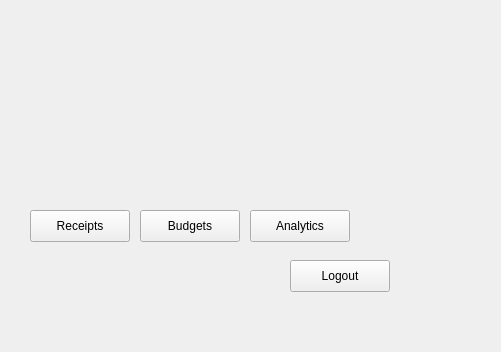
First picture: the form in frontend/ReceiptVault/DashboardPage.ui, repository IsaiahIruoha/receiptvault, before the edit.
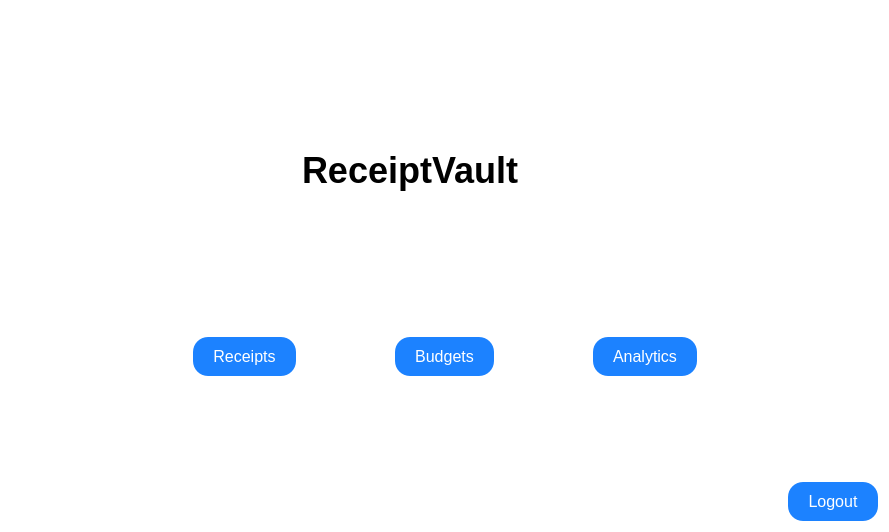
Second picture: the form after the edit.

Commit message: added overhaul to analytics page

```diff
--- a/frontend/ReceiptVault/DashboardPage.ui
+++ b/frontend/ReceiptVault/DashboardPage.ui
@@ -6,71 +6,279 @@
    <rect>
     <x>0</x>
     <y>0</y>
-    <width>501</width>
-    <height>352</height>
+    <width>889</width>
+    <height>532</height>
    </rect>
   </property>
-  <property name="maximumSize">
-   <size>
-    <width>501</width>
-    <height>352</height>
-   </size>
-  </property>
   <property name="windowTitle">
    <string>Form</string>
   </property>
-  <widget class="QPushButton" name="viewReceiptsButton">
-   <property name="geometry">
-    <rect>
-     <x>30</x>
-     <y>210</y>
-     <width>100</width>
-     <height>32</height>
-    </rect>
-   </property>
-   <property name="text">
-    <string>Receipts</string>
-   </property>
-  </widget>
-  <widget class="QPushButton" name="viewAnalyticsButton">
-   <property name="geometry">
-    <rect>
-     <x>250</x>
-     <y>210</y>
-     <width>100</width>
-     <height>32</height>
-    </rect>
-   </property>
-   <property name="text">
-    <string>Analytics</string>
-   </property>
-  </widget>
-  <widget class="QPushButton" name="viewBudgetsButton">
-   <property name="geometry">
-    <rect>
-     <x>140</x>
-     <y>210</y>
-     <width>100</width>
-     <height>32</height>
-    </rect>
-   </property>
-   <property name="text">
-    <string>Budgets</string>
-   </property>
-  </widget>
-  <widget class="QPushButton" name="logoutButton">
-   <property name="geometry">
-    <rect>
-     <x>290</x>
-     <y>260</y>
-     <width>100</width>
-     <height>32</height>
-    </rect>
-   </property>
-   <property name="text">
-    <string>Logout</string>
-   </property>
-  </widget>
+  <property name="styleSheet">
+   <string notr="true">QWidget {
+    background-color: white;
+}</string>
+  </property>
+  <layout class="QGridLayout" name="gridLayout">
+   <item row="0" column="1">
+    <spacer name="verticalSpacer_4">
+     <property name="orientation">
+      <enum>Qt::Orientation::Vertical</enum>
+     </property>
+     <property name="sizeHint" stdset="0">
+      <size>
+       <width>20</width>
+       <height>40</height>
+      </size>
+     </property>
+    </spacer>
+   </item>
+   <item row="2" column="1">
+    <spacer name="verticalSpacer_2">
+     <property name="orientation">
+      <enum>Qt::Orientation::Vertical</enum>
+     </property>
+     <property name="sizeHint" stdset="0">
+      <size>
+       <width>20</width>
+       <height>40</height>
+      </size>
+     </property>
+    </spacer>
+   </item>
+   <item row="3" column="2">
+    <layout class="QHBoxLayout" name="horizontalLayout_2">
+     <item>
+      <widget class="QPushButton" name="viewAnalyticsButton">
+       <property name="styleSheet">
+        <string notr="true">QPushButton {
+    background-color: rgb(28, 130, 255);
+    border: none;
+    border-radius: 15px;
+    color: white;
+    padding: 10px 20px;
+    font-size: 16px;
+}
+
+QPushButton:hover {
+    background-color: rgb(33, 145, 255);
+}
+
+QPushButton:pressed {
+    background-color: rgb(23, 110, 230);
+}</string>
+       </property>
+       <property name="text">
+        <string>Analytics</string>
+       </property>
+      </widget>
+     </item>
+     <item>
+      <spacer name="horizontalSpacer_3">
+       <property name="orientation">
+        <enum>Qt::Orientation::Horizontal</enum>
+       </property>
+       <property name="sizeHint" stdset="0">
+        <size>
+         <width>40</width>
+         <height>20</height>
+        </size>
+       </property>
+      </spacer>
+     </item>
+    </layout>
+   </item>
+   <item row="4" column="1">
+    <spacer name="verticalSpacer">
+     <property name="orientation">
+      <enum>Qt::Orientation::Vertical</enum>
+     </property>
+     <property name="sizeHint" stdset="0">
+      <size>
+       <width>20</width>
+       <height>40</height>
+      </size>
+     </property>
+    </spacer>
+   </item>
+   <item row="3" column="1">
+    <layout class="QHBoxLayout" name="horizontalLayout_4">
+     <item>
+      <spacer name="horizontalSpacer_5">
+       <property name="orientation">
+        <enum>Qt::Orientation::Horizontal</enum>
+       </property>
+       <property name="sizeHint" stdset="0">
+        <size>
+         <width>40</width>
+         <height>20</height>
+        </size>
+       </property>
+      </spacer>
+     </item>
+     <item>
+      <widget class="QPushButton" name="viewBudgetsButton">
+       <property name="styleSheet">
+        <string notr="true">QPushButton {
+    background-color: rgb(28, 130, 255);
+    border: none;
+    border-radius: 15px;
+    color: white;
+    padding: 10px 20px;
+    font-size: 16px;
+}
+
+QPushButton:hover {
+    background-color: rgb(33, 145, 255);
+}
+
+QPushButton:pressed {
+    background-color: rgb(23, 110, 230);
+}</string>
+       </property>
+       <property name="text">
+        <string>Budgets</string>
+       </property>
+      </widget>
+     </item>
+     <item>
+      <spacer name="horizontalSpacer_6">
+       <property name="orientation">
+        <enum>Qt::Orientation::Horizontal</enum>
+       </property>
+       <property name="sizeHint" stdset="0">
+        <size>
+         <width>40</width>
+         <height>20</height>
+        </size>
+       </property>
+      </spacer>
+     </item>
+    </layout>
+   </item>
+   <item row="3" column="0">
+    <layout class="QHBoxLayout" name="horizontalLayout">
+     <item>
+      <spacer name="horizontalSpacer">
+       <property name="orientation">
+        <enum>Qt::Orientation::Horizontal</enum>
+       </property>
+       <property name="sizeHint" stdset="0">
+        <size>
+         <width>40</width>
+         <height>20</height>
+        </size>
+       </property>
+      </spacer>
+     </item>
+     <item>
+      <widget class="QPushButton" name="viewReceiptsButton">
+       <property name="styleSheet">
+        <string notr="true">QPushButton {
+    background-color: rgb(28, 130, 255);
+    border: none;
+    border-radius: 15px;
+    color: white;
+    padding: 10px 20px;
+    font-size: 16px;
+}
+
+QPushButton:hover {
+    background-color: rgb(33, 145, 255);
+}
+
+QPushButton:pressed {
+    background-color: rgb(23, 110, 230);
+}</string>
+       </property>
+       <property name="text">
+        <string>Receipts</string>
+       </property>
+      </widget>
+     </item>
+    </layout>
+   </item>
+   <item row="1" column="1" alignment="">
+    <widget class="QLabel" name="appTitle">
+     <property name="styleSheet">
+      <string notr="true">QLabel {
+    font-size: 36px;
+    font-weight: bold;
+    color: black;
+    text-align: center;
+    border: none;
+    text-shadow: 1px 1px 2px rgba(0, 0, 0, 0.3);
+}
+</string>
+     </property>
+     <property name="text">
+      <string>ReceiptVault</string>
+     </property>
+    </widget>
+   </item>
+   <item row="4" column="2">
+    <layout class="QVBoxLayout" name="verticalLayout">
+     <item>
+      <layout class="QGridLayout" name="gridLayout_2">
+       <item row="0" column="1">
+        <layout class="QGridLayout" name="gridLayout_3">
+         <item row="1" column="0">
+          <widget class="QPushButton" name="logoutButton">
+           <property name="styleSheet">
+            <string notr="true">QPushButton {
+    background-color: rgb(28, 130, 255);
+    border: none;
+    border-radius: 15px;
+    color: white;
+    padding: 10px 20px;
+    font-size: 16px;
+}
+
+QPushButton:hover {
+    background-color: rgb(33, 145, 255);
+}
+
+QPushButton:pressed {
+    background-color: rgb(23, 110, 230);
+}</string>
+           </property>
+           <property name="text">
+            <string>Logout</string>
+           </property>
+          </widget>
+         </item>
+         <item row="0" column="0">
+          <spacer name="verticalSpacer_3">
+           <property name="orientation">
+            <enum>Qt::Orientation::Vertical</enum>
+           </property>
+           <property name="sizeHint" stdset="0">
+            <size>
+             <width>20</width>
+             <height>40</height>
+            </size>
+           </property>
+          </spacer>
+         </item>
+        </layout>
+       </item>
+       <item row="0" column="0">
+        <spacer name="horizontalSpacer_2">
+         <property name="orientation">
+          <enum>Qt::Orientation::Horizontal</enum>
+         </property>
+         <property name="sizeHint" stdset="0">
+          <size>
+           <width>40</width>
+           <height>20</height>
+          </size>
+         </property>
+        </spacer>
+       </item>
+      </layout>
+     </item>
+    </layout>
+   </item>
+  </layout>
  </widget>
  <resources/>
  <connections/>
```
The commit also changes 8 other files.
